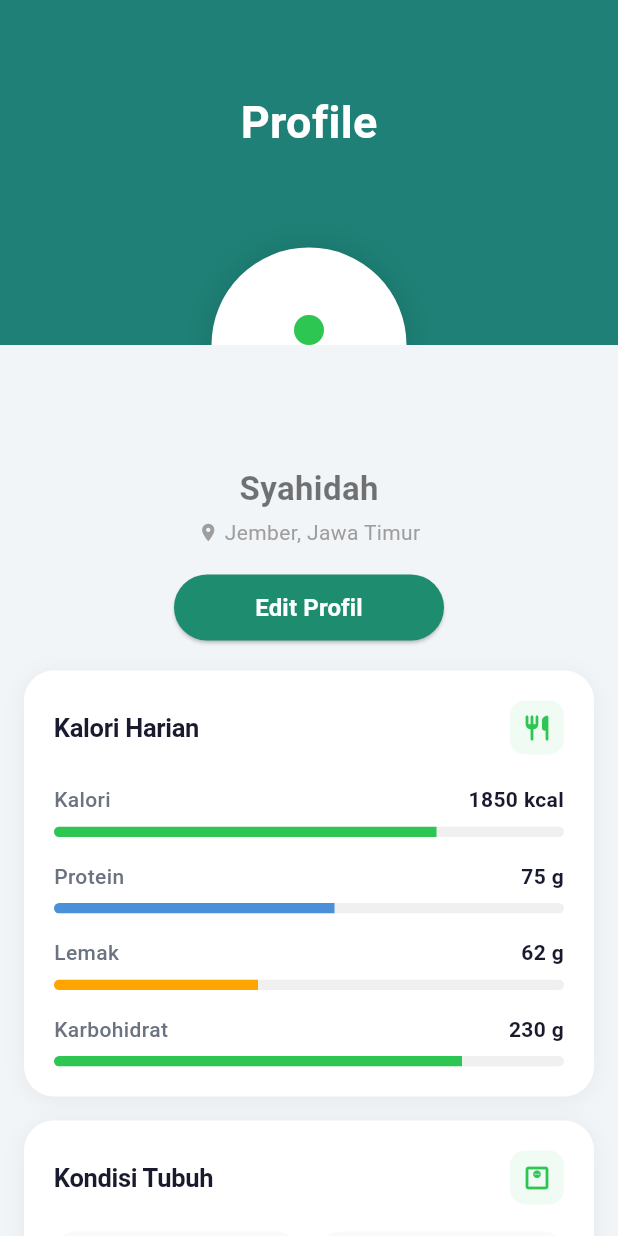
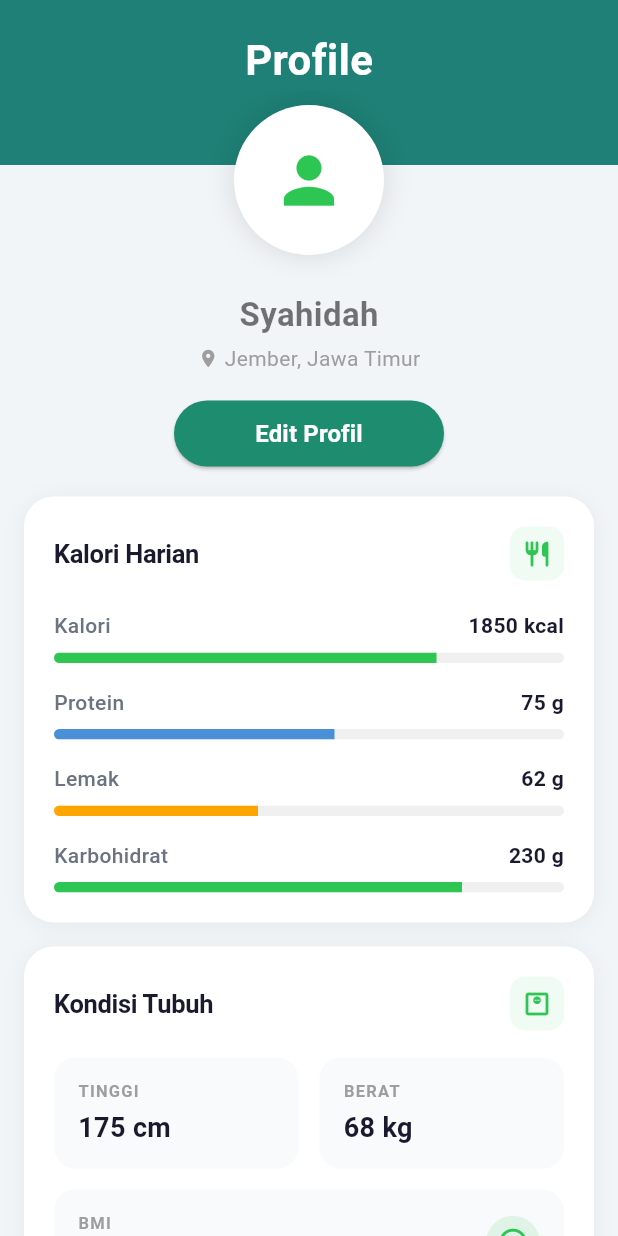
Before and after one commit to rahmrny12/nutritrackv2mobile, a Flutter app: the screen it shows after launch, on a phone screen of 412 x 824 dp. Run offline on Flutter 3.47's test engine with Material 3 defaults, Android fonts, the light colour scheme and no system bars; Roboto replaces fonts that are missing (DMSans).

Commit message:
feat: update profile page and clean up unused imports

```diff
--- a/lib/core/route_generator.dart
+++ b/lib/core/route_generator.dart
@@ -6,11 +6,7 @@ import 'package:nutritrack/view/pages/dashboard_page.dart';
 import 'package:nutritrack/view/pages/log_food/confirm_log_food.dart';
 import 'package:nutritrack/view/pages/log_food/initial_log_food.dart';
 import 'package:nutritrack/view/pages/profile_page.dart';
-import 'package:nutritrack/view/pages/premium_page.dart';
 import 'package:nutritrack/view/pages/edit_profile.dart';
-import 'package:nutritrack/view/pages/langganan_page.dart';
-import 'package:nutritrack/view/pages/skriningdiabetes_page.dart';
-import 'package:nutritrack/view/pages/skriningasamurat.dart';
 
 
 class Routes {
@@ -47,12 +43,6 @@ class RouteGenerator {
         return MaterialPageRoute(builder: (_) => const EditProfileScreen());
       case Routes.register:
         return MaterialPageRoute(builder: (_) => const RegisterScreen());
-      case Routes.premium:
-        return MaterialPageRoute(builder: (_) => const PremiumScreen());
-        case Routes.langganan:
-      return MaterialPageRoute(builder: (_) => const LanggananPage());
-        case Routes.diabetes:
-      return MaterialPageRoute(builder: (_) => const SkriningDiabetesPage());
       default:
         return _errorRoute(settings.name);
     }
--- a/lib/view/pages/edit_profile.dart
+++ b/lib/view/pages/edit_profile.dart
@@ -1,7 +1,7 @@
 import 'dart:io';
 import 'package:flutter/material.dart';
 import 'package:flutter/services.dart';
-import 'package:image_picker/image_picker.dart';
+// import 'package:image_picker/image_picker.dart';
 import 'profile_page.dart';
 
 
@@ -14,7 +14,7 @@ class EditProfileScreen extends StatefulWidget {
 
 class _EditProfileScreenState extends State<EditProfileScreen> {
   File? _image;
-  final ImagePicker _picker = ImagePicker();
+  // final ImagePicker _picker = ImagePicker();
   final _fullNameController = TextEditingController();
   final _emailController = TextEditingController();
   final _locationController = TextEditingController();
@@ -49,13 +49,13 @@ class _EditProfileScreenState extends State<EditProfileScreen> {
 }
 
   Future<void> _pickImage() async {
-  final pickedFile = await _picker.pickImage(source: ImageSource.gallery);
+  // final pickedFile = await _picker.pickImage(source: ImageSource.gallery);
 
-  if (pickedFile != null) {
-    setState(() {
-      _image = File(pickedFile.path);
-    });
-  }
+  // if (pickedFile != null) {
+  //   setState(() {
+  //     _image = File(pickedFile.path);
+  //   });
+  // }
 }
 
   @override
--- a/lib/view/pages/profile_page.dart
+++ b/lib/view/pages/profile_page.dart
@@ -1,7 +1,5 @@
 import 'package:flutter/material.dart';
-import 'package:flutter/services.dart';
 import 'edit_profile.dart';
-import 'langganan_page.dart';
 
 class ProfileScreen extends StatefulWidget {
   const ProfileScreen({super.key});
@@ -12,22 +10,16 @@ class ProfileScreen extends StatefulWidget {
 
 class _ProfileScreenState extends State<ProfileScreen> {
   final ScrollController _scrollController = ScrollController();
-
   bool showCollapsedHeader = false;
 
   @override
   void initState() {
     super.initState();
-
     _scrollController.addListener(() {
       if (_scrollController.offset > 120 && !showCollapsedHeader) {
-        setState(() {
-          showCollapsedHeader = true;
-        });
+        setState(() => showCollapsedHeader = true);
       } else if (_scrollController.offset <= 120 && showCollapsedHeader) {
-        setState(() {
-          showCollapsedHeader = false;
-        });
+        setState(() => showCollapsedHeader = false);
       }
     });
   }
@@ -38,92 +30,149 @@ class _ProfileScreenState extends State<ProfileScreen> {
     super.dispose();
   }
 
-
   @override
   Widget build(BuildContext context) {
     return Scaffold(
       backgroundColor: const Color(0xFFF2F5F8),
-
-    body: Stack(
-      clipBehavior: Clip.none,
-      children: [
-
-        // ================= SCROLL =================
-        CustomScrollView(
+      body: CustomScrollView(
         controller: _scrollController,
         slivers: [
-
           // ================= APP BAR =================
           SliverAppBar(
-              expandedHeight: 230,
+            expandedHeight: 60,
             pinned: true,
             elevation: 0,
             backgroundColor: const Color(0xFF1E8076),
             automaticallyImplyLeading: false,
-              leadingWidth: 90,
-              // avatar kecil kiri pas collapse
-              leading: showCollapsedHeader
-                  ? const Padding(
-                      padding: EdgeInsets.only(left: 25),
-                      child: CircleAvatar(
-                        radius: 18,
+            title: showCollapsedHeader
+                ? Row(
+                    children: [
+                      const CircleAvatar(
+                        radius: 16,
                         backgroundColor: Colors.white,
                         child: Icon(
                           Icons.person,
-                          size: 18,
+                          size: 16,
                           color: Color(0xFF2DC653),
                         ),
                       ),
-                    )
-                  : null,
-
-              // nama pas collapse
-              title: showCollapsedHeader
-              ? const Padding(
-                  padding: EdgeInsets.only(left: 20),
-                  child: Text(
+                      const SizedBox(width: 10),
+                      const Text(
                         'Syahidah',
                         style: TextStyle(
                           fontSize: 16,
-                    fontWeight: FontWeight.w700,
+                          fontWeight: FontWeight.w600,
                           color: Colors.white,
                         ),
                       ),
+                    ],
                   )
                 : null,
-
-          centerTitle: false,
-
             actions: showCollapsedHeader
                 ? [
-                  Padding(
-                  padding: const EdgeInsets.only(right: 30),
-                  child: IconButton(
+                    IconButton(
                       onPressed: () {},
-                    icon: const Icon(
-                      Icons.logout_rounded,
-                      size: 26,
-                      color: Colors.red,
+                      icon: const Icon(Icons.logout_rounded, color: Colors.red),
+                    ),
+                  ]
+                : [],
+            flexibleSpace: FlexibleSpaceBar(
+              collapseMode: CollapseMode.pin,
+              background: Container(
+                color: const Color(0xFF1E8076),
+                alignment: Alignment.center,
+                child: const Padding(
+                  padding: EdgeInsets.only(top: 20),
+                  child: Text(
+                    'Profile',
+                    style: TextStyle(
+                      color: Colors.white,
+                      fontSize: 28,
+                      fontWeight: FontWeight.w700,
                     ),
                   ),
                 ),
-                ]
-              : [],
-
-              flexibleSpace: FlexibleSpaceBar(
-                background: _buildProfileHeader(),
+              ),
             ),
           ),
 
-            // ================= CONTENT =================
+          // ================= CONTENT (avatar lives here, scrolls naturally) =================
           SliverToBoxAdapter(
-              child: Padding(
+            child: Column(
+              children: [
+                // ── Green-to-white transition with avatar overlapping ──
+                Stack(
+                  clipBehavior: Clip.none,
+                  alignment: Alignment.topCenter,
+                  children: [
+                    // Green top portion behind avatar
+                    Container(height: 60, color: const Color(0xFF1E8076)),
+
+                    // White card body below
+                    Padding(
+                      padding: const EdgeInsets.only(top: 50),
+                      child: Container(
+                        width: double.infinity,
+                        decoration: const BoxDecoration(
+                          color: Color(0xFFF2F5F8),
+                        ),
+                        padding: const EdgeInsets.only(top: 60),
+                        child: const SizedBox(),
+                      ),
+                    ),
+
+                    // Avatar sits on the seam — scrolls with content naturally
+                    if (!showCollapsedHeader)
+                      Positioned(
+                        top: 10,
+                        child: // Avatar (smooth collapse like Instagram)
+                        AnimatedPositioned(
+                          duration: const Duration(milliseconds: 250),
+                          curve: Curves.easeOut,
+                          top: showCollapsedHeader ? -30 : 10,
+                          child: AnimatedOpacity(
+                            duration: const Duration(milliseconds: 200),
+                            curve: Curves.easeOut,
+                            opacity: showCollapsedHeader ? 0.0 : 1.0,
+                            child: AnimatedScale(
+                              duration: const Duration(milliseconds: 250),
+                              curve: Curves.easeOut,
+                              scale: showCollapsedHeader ? 0.7 : 1.0,
+                              child: IgnorePointer(
+                                ignoring: showCollapsedHeader,
+                                child: Container(
+                                  width: 100,
+                                  height: 100,
+                                  decoration: const BoxDecoration(
+                                    shape: BoxShape.circle,
+                                    color: Colors.white,
+                                    boxShadow: [
+                                      BoxShadow(
+                                        color: Colors.black12,
+                                        blurRadius: 16,
+                                      ),
+                                    ],
+                                  ),
+                                  child: const Icon(
+                                    Icons.person,
+                                    size: 50,
+                                    color: Color(0xFF2DC653),
+                                  ),
+                                ),
+                              ),
+                            ),
+                          ),
+                        ),
+                      ),
+                  ],
+                ),
+
+                // ── Profile info + cards ──
+                Padding(
                   padding: const EdgeInsets.symmetric(horizontal: 16),
                   child: Column(
                     children: [
-
-                    // jarak setelah avatar
-                    const SizedBox(height: 80),
+                      const SizedBox(height: 24),
 
                       const Text(
                         'Syahidah',
@@ -138,11 +187,7 @@ Widget build(BuildContext context) {
                       Row(
                         mainAxisAlignment: MainAxisAlignment.center,
                         children: const [
-                        Icon(
-                          Icons.location_on,
-                          size: 14,
-                          color: Colors.grey,
-                        ),
+                          Icon(Icons.location_on, size: 14, color: Colors.grey),
                           SizedBox(width: 4),
                           Text(
                             'Jember, Jawa Timur',
@@ -161,17 +206,15 @@ Widget build(BuildContext context) {
                             Navigator.push(
                               context,
                               MaterialPageRoute(
-                              builder: (_) =>
-                                  const EditProfileScreen(),
+                                builder: (_) => const EditProfileScreen(),
                               ),
                             );
                           },
                           style: ElevatedButton.styleFrom(
-                          backgroundColor:
-                              const Color(0xFF1E8C6E),
+                            backgroundColor: const Color(0xFF1E8C6E),
+                            foregroundColor: Colors.white,
                             shape: RoundedRectangleBorder(
-                            borderRadius:
-                                BorderRadius.circular(50),
+                              borderRadius: BorderRadius.circular(50),
                             ),
                           ),
                           child: const Text('Edit Profil'),
@@ -194,68 +237,15 @@ Widget build(BuildContext context) {
                     ],
                   ),
                 ),
+              ],
             ),
-          ],
           ),
         ],
       ),
     );
   }
 
-
-Widget _buildProfileHeader() {
-  return Stack(
-    clipBehavior: Clip.none,
-    alignment: Alignment.topCenter,
-    children: [
-
-      // background hijau
-      Container(
-        width: double.infinity,
-        height: 180,
-        color: const Color(0xFF1E8076),
-      ),
-
-      // title
-      const Positioned(
-        top: 60,
-        child: Text(
-          'Profile',
-          style: TextStyle(
-            color: Colors.white,
-            fontSize: 30,
-            fontWeight: FontWeight.w700,
-          ),
-        ),
-      ),
-
-      // avatar
-      Positioned(
-        bottom: -65,
-        child: Container(
-          width: 130,
-          height: 130,
-          decoration: BoxDecoration(
-            shape: BoxShape.circle,
-            color: Colors.white,
-            boxShadow: [
-              BoxShadow(
-                color: Colors.black12,
-                blurRadius: 16,
-              ),
-            ],
-          ),
-
-          child: const Icon(
-            Icons.person,
-            size: 60,
-            color: Color(0xFF2DC653),
-          ),
-        ),
-      ),
-    ],
-  );
-}
+  // ================= DAILY CALORIES CARD =================
   Widget _buildDailyCaloriesCard() {
     return Container(
       padding: const EdgeInsets.all(20),
@@ -273,7 +263,6 @@ Widget _buildDailyCaloriesCard() {
       child: Column(
         crossAxisAlignment: CrossAxisAlignment.start,
         children: [
-          // Header
           Row(
             mainAxisAlignment: MainAxisAlignment.spaceBetween,
             children: [
@@ -301,8 +290,6 @@ Widget _buildDailyCaloriesCard() {
             ],
           ),
           const SizedBox(height: 20),
-
-          // Kalori
           _buildNutrientRow(
             label: 'Kalori',
             value: '1850 kcal',
@@ -310,8 +297,6 @@ Widget _buildDailyCaloriesCard() {
             color: const Color(0xFF2DC653),
           ),
           const SizedBox(height: 16),
-
-          // Protein
           _buildNutrientRow(
             label: 'Protein',
             value: '75 g',
@@ -319,8 +304,6 @@ Widget _buildDailyCaloriesCard() {
             color: const Color(0xFF4A90D9),
           ),
           const SizedBox(height: 16),
-
-          // Lemak
           _buildNutrientRow(
             label: 'Lemak',
             value: '62 g',
@@ -328,8 +311,6 @@ Widget _buildDailyCaloriesCard() {
             color: const Color(0xFFFFA500),
           ),
           const SizedBox(height: 16),
-
-          // Karbohidrat
           _buildNutrientRow(
             label: 'Karbohidrat',
             value: '230 g',
@@ -385,6 +366,7 @@ Widget _buildDailyCaloriesCard() {
     );
   }
 
+  // ================= BODY CONDITION CARD =================
   Widget _buildBodyConditionCard() {
     return Container(
       padding: const EdgeInsets.all(20),
@@ -402,7 +384,6 @@ Widget _buildDailyCaloriesCard() {
       child: Column(
         crossAxisAlignment: CrossAxisAlignment.start,
         children: [
-          // Header
           Row(
             mainAxisAlignment: MainAxisAlignment.spaceBetween,
             children: [
@@ -430,8 +411,6 @@ Widget _buildDailyCaloriesCard() {
             ],
           ),
           const SizedBox(height: 18),
-
-          // Height & Weight Row
           Row(
             children: [
               Expanded(
@@ -444,8 +423,6 @@ Widget _buildDailyCaloriesCard() {
             ],
           ),
           const SizedBox(height: 14),
-
-          // BMI
           Container(
             padding: const EdgeInsets.symmetric(horizontal: 16, vertical: 14),
             decoration: BoxDecoration(
@@ -495,18 +472,13 @@ Widget _buildDailyCaloriesCard() {
             ),
           ),
           const SizedBox(height: 14),
-
-          // Target
           Container(
             padding: const EdgeInsets.symmetric(horizontal: 16, vertical: 14),
             decoration: BoxDecoration(
               color: const Color(0xFFF8FAFB),
               borderRadius: BorderRadius.circular(14),
-              border: Border(
-                left: BorderSide(
-                  color: const Color(0xFFFFA500),
-                  width: 3.5,
-                ),
+              border: const Border(
+                left: BorderSide(color: Color(0xFFFFA500), width: 3.5),
               ),
             ),
             child: Row(
@@ -581,6 +553,7 @@ Widget _buildDailyCaloriesCard() {
     );
   }
 
+  // ================= PREMIUM CARD =================
   Widget _buildPremiumCard(BuildContext context) {
     return Container(
       padding: const EdgeInsets.all(22),
@@ -598,12 +571,13 @@ Widget _buildDailyCaloriesCard() {
       child: Column(
         crossAxisAlignment: CrossAxisAlignment.start,
         children: [
-          // Badge
           Row(
             children: [
               Container(
-                padding:
-                    const EdgeInsets.symmetric(horizontal: 10, vertical: 4),
+                padding: const EdgeInsets.symmetric(
+                  horizontal: 10,
+                  vertical: 4,
+                ),
                 decoration: BoxDecoration(
                   color: const Color(0xFFFFA500),
                   borderRadius: BorderRadius.circular(50),
@@ -619,12 +593,14 @@ Widget _buildDailyCaloriesCard() {
                 ),
               ),
               const SizedBox(width: 8),
-              const Icon(Icons.stars_rounded, color: Color(0xFFFFA500), size: 20),
+              const Icon(
+                Icons.stars_rounded,
+                color: Color(0xFFFFA500),
+                size: 20,
+              ),
             ],
           ),
           const SizedBox(height: 14),
-
-          // Title
           const Text(
             'Go Premium',
             style: TextStyle(
@@ -635,8 +611,6 @@ Widget _buildDailyCaloriesCard() {
             ),
           ),
           const SizedBox(height: 8),
-
-          // Description
           Text(
             'Dapatkan rencana diet personal dan analisis nutrisi mendalam untuk hasil yang lebih cepat.',
             style: TextStyle(
@@ -646,20 +620,11 @@ Widget _buildDailyCaloriesCard() {
             ),
           ),
           const SizedBox(height: 20),
-
-          // CTA Button
           SizedBox(
             width: double.infinity,
             height: 50,
             child: ElevatedButton(
-              onPressed: () {
-              Navigator.push(
-                context,
-                MaterialPageRoute(
-                  builder: (context) => const LanggananPage(),
-                ),
-              );
-            },
+              onPressed: () {},
               style: ElevatedButton.styleFrom(
                 backgroundColor: const Color(0xFFFFA500),
                 foregroundColor: Colors.white,
@@ -682,8 +647,8 @@ Widget _buildDailyCaloriesCard() {
       ),
     );
   }
-}
 
+  // ================= LOGOUT BUTTON =================
   Widget _buildLogoutButton() {
     return SizedBox(
       width: double.infinity,
@@ -693,10 +658,7 @@ Widget _buildLogoutButton() {
         icon: const Icon(Icons.logout_rounded),
         label: const Text(
           'Logout',
-        style: TextStyle(
-          fontWeight: FontWeight.w700,
-          fontSize: 16,
-        ),
+          style: TextStyle(fontWeight: FontWeight.w700, fontSize: 16),
         ),
         style: ElevatedButton.styleFrom(
           backgroundColor: Colors.red,
@@ -708,3 +670,4 @@ Widget _buildLogoutButton() {
       ),
     );
   }
+}
```
Also changed, not shown: pubspec.lock. Lines whose indentation alone changed are shown as unchanged.
